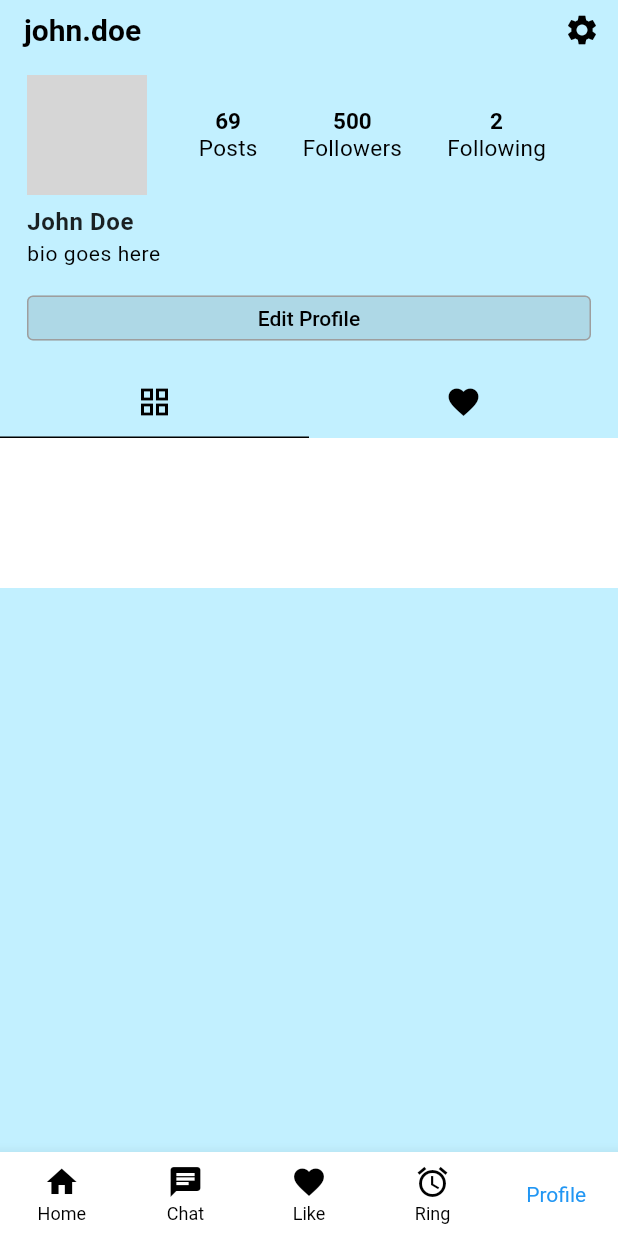
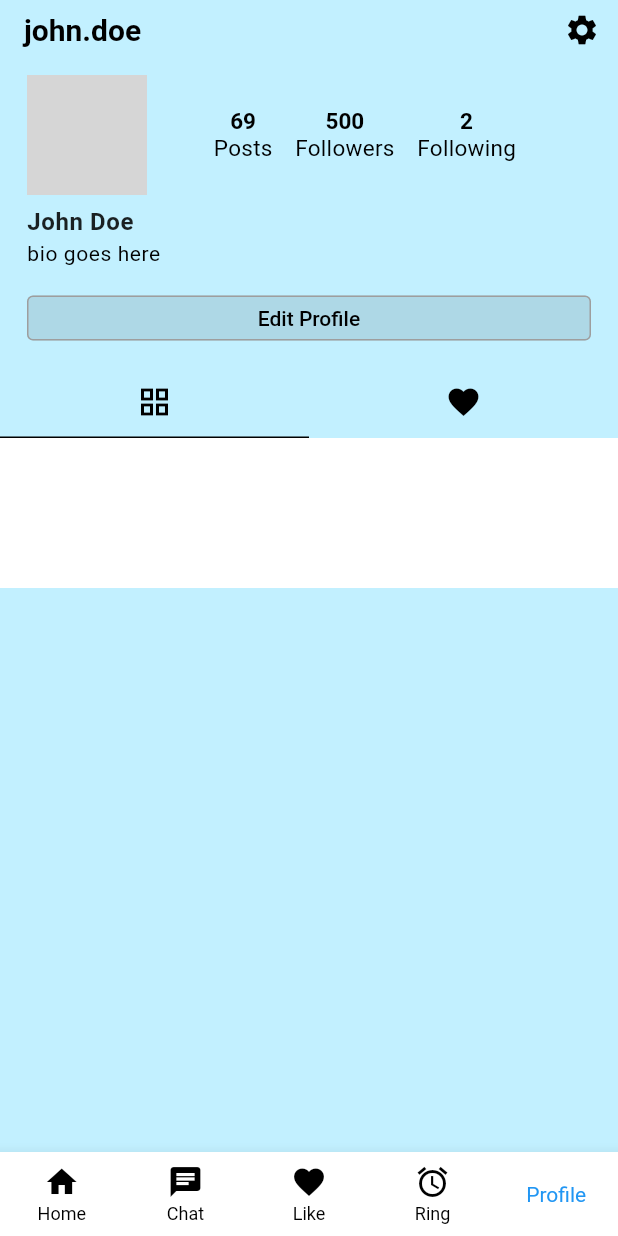
Before and after one commit to KillerSong/Icats, a Flutter app: the screen it shows after launch, item 5 of the bottom bar chosen, on a phone screen of 412 x 824 dp. Run offline on Flutter 3.47's test engine with Material 2 defaults, Android fonts, the phone set to English and light mode, and no system bars; network calls fail; grey boxes are pictures that could not be loaded.

Commit message:
Fix-Profile-Bugs

```diff
--- a/lib/util/profile_header_widget.dart
+++ b/lib/util/profile_header_widget.dart
@@ -43,7 +43,7 @@ Widget profileHeaderWidget(BuildContext context) {
                     ],
                   ),
                   SizedBox(
-                    width: 30,
+                    width: 15,
                   ),
                   Column(
                     children: [
@@ -64,7 +64,7 @@ Widget profileHeaderWidget(BuildContext context) {
                     ],
                   ),
                   SizedBox(
-                    width: 30,
+                    width: 15,
                   ),
                   Column(
                     children: [
@@ -85,7 +85,7 @@ Widget profileHeaderWidget(BuildContext context) {
                     ],
                   ),
                   SizedBox(
-                    width: 30,
+                    width: 50,
                   ),
                 ],
               ),
```
